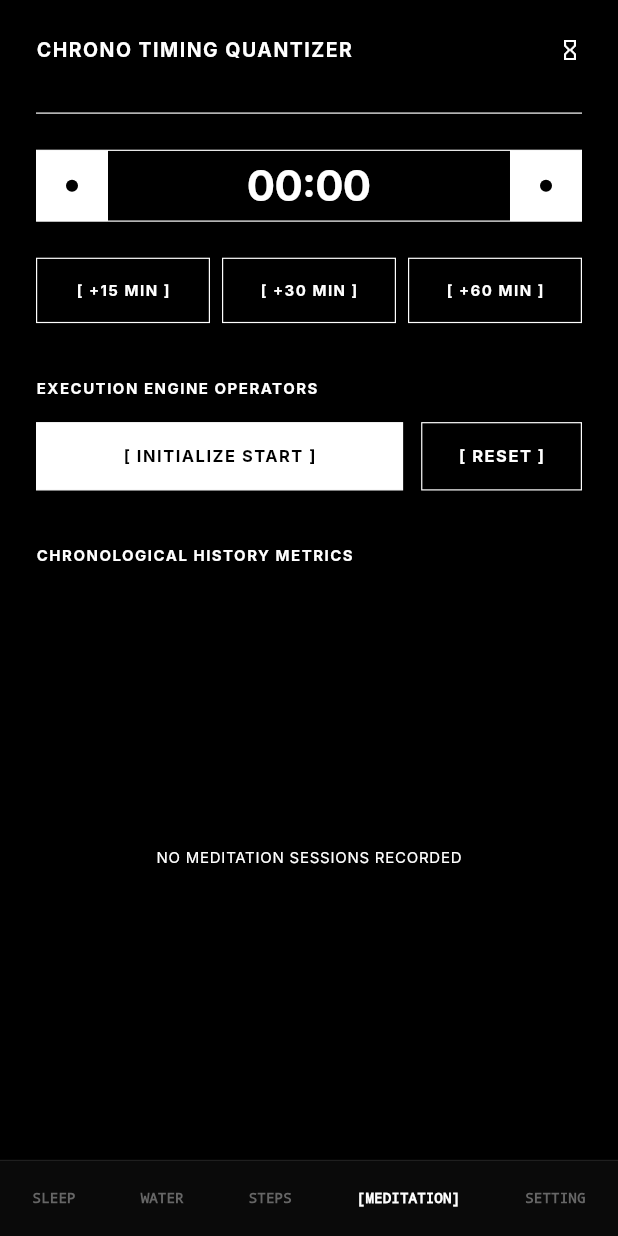
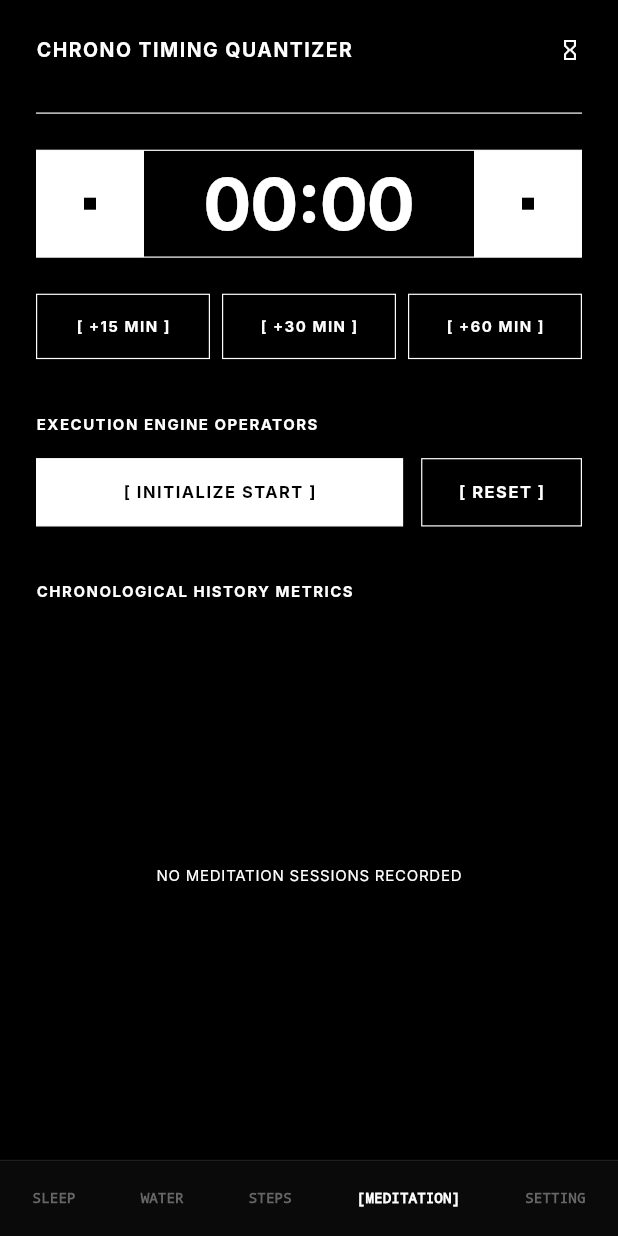
Before and after one commit to darshseraphic/Vidador, a Flutter app: the screen it shows after launch, item 4 of the bottom bar chosen, on a phone screen of 412 x 824 dp. Run offline on Flutter 3.47's test engine with Material 3 defaults, Android fonts, the phone set to English and light mode, and no system bars; our stand-ins replace flutter_riverpod, google_fonts, hive_flutter, pedometer; accounts and stored records are empty; Roboto replaces fonts that are missing (Inter).

Commit message:
initial commit

```diff
--- a/lib/features/meditation.dart
+++ b/lib/features/meditation.dart
@@ -206,7 +206,6 @@ class _MeditationScreenState extends ConsumerState<MeditationScreen> {
     Color buttonOperatorBg = isDark ? const Color(0xFFFFFFFF) : const Color(0xFF000000);
     Color buttonOperatorText = isDark ? const Color(0xFF000000) : const Color(0xFFFFFFFF);
 
-    // Dynamic contrast swaps when completion phase is reached
     if (timerState.isFinished) {
       bgMain = isDark ? const Color(0xFFFFFFFF) : const Color(0xFF000000);
       colorForeground = isDark ? const Color(0xFF000000) : const Color(0xFFFFFFFF);
@@ -249,14 +248,14 @@ class _MeditationScreenState extends ConsumerState<MeditationScreen> {
               Container(height: 0.8, color: colorForeground),
               const SizedBox(height: 24),
 
-              // PREMIUM HIGH-CONTRAST TIMER ARCHITECTURE
+              // PREMIUM BRUTALIST TIMER MODULE
               Row(
                 mainAxisAlignment: MainAxisAlignment.center,
                 children: [
-                  // Left Complement Block (Inverted Theme)
+                  // Left Accent Block (Solid Block with Inverted Interior Square)
                   Container(
-                    width: 48,
-                    height: 48,
+                    width: 72,
+                    height: 72,
                     decoration: BoxDecoration(
                       color: colorForeground,
                       border: Border.all(color: colorForeground, width: 0.8),
@@ -265,18 +264,15 @@ class _MeditationScreenState extends ConsumerState<MeditationScreen> {
                       child: Container(
                         width: 8,
                         height: 8,
-                        decoration: BoxDecoration(
-                          color: bgMain,
-                          shape: BoxShape.circle,
-                        ),
+                        color: bgMain, // Interior solid square vector
                       ),
                     ),
                   ),
 
-                  // Central Minimal Countdown Engine Card
+                  // Central Full-Scale Countdown Engine Card
                   Expanded(
                     child: Container(
-                      height: 48,
+                      height: 72,
                       decoration: BoxDecoration(
                         color: containerBg,
                         border: Border(
@@ -289,19 +285,19 @@ class _MeditationScreenState extends ConsumerState<MeditationScreen> {
                         timeString,
                         style: TextStyle(
                           color: colorForeground,
-                          fontSize: 28,
+                          fontSize: 48, // Restored prominent visual sizing hierarchy
                           fontWeight: FontWeight.bold,
                           fontFamily: 'Inter',
-                          letterSpacing: -0.5,
+                          letterSpacing: -1.0,
                         ),
                       ),
                     ),
                   ),
 
-                  // Right Complement Block (Inverted Theme)
+                  // Right Accent Block (Solid Block with Inverted Interior Square)
                   Container(
-                    width: 48,
-                    height: 48,
+                    width: 72,
+                    height: 72,
                     decoration: BoxDecoration(
                       color: colorForeground,
                       border: Border.all(color: colorForeground, width: 0.8),
@@ -310,10 +306,7 @@ class _MeditationScreenState extends ConsumerState<MeditationScreen> {
                       child: Container(
                         width: 8,
                         height: 8,
-                        decoration: BoxDecoration(
-                          color: bgMain,
-                          shape: BoxShape.circle,
-                        ),
+                        color: bgMain, // Interior solid square vector
                       ),
                     ),
                   ),
```
